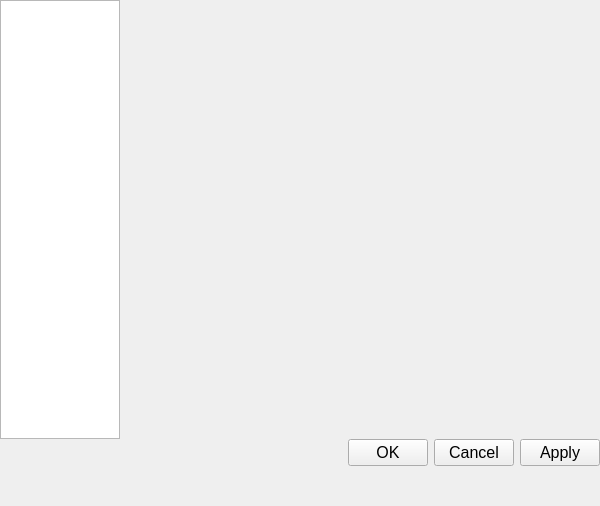
First picture: the form in source/wnd/ui/mrqproperty.ui, repository ww4u/megarobostudio, before the edit.
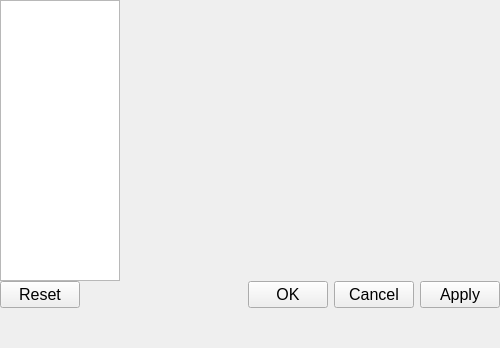
Second picture: the form after the edit.

What changed in the file:
```diff
--- a/source/wnd/ui/mrqproperty.ui
+++ b/source/wnd/ui/mrqproperty.ui
@@ -6,14 +6,14 @@
    <rect>
     <x>0</x>
     <y>0</y>
-    <width>600</width>
-    <height>506</height>
+    <width>500</width>
+    <height>348</height>
    </rect>
   </property>
   <property name="maximumSize">
    <size>
-    <width>700</width>
-    <height>16777215</height>
+    <width>625</width>
+    <height>545</height>
    </size>
   </property>
   <property name="font">
@@ -155,6 +155,13 @@
       <property name="bottomMargin">
        <number>0</number>
       </property>
+      <item>
+       <widget class="QPushButton" name="btnReset">
+        <property name="text">
+         <string>Reset</string>
+        </property>
+       </widget>
+      </item>
       <item>
        <spacer name="space">
         <property name="orientation">
```
